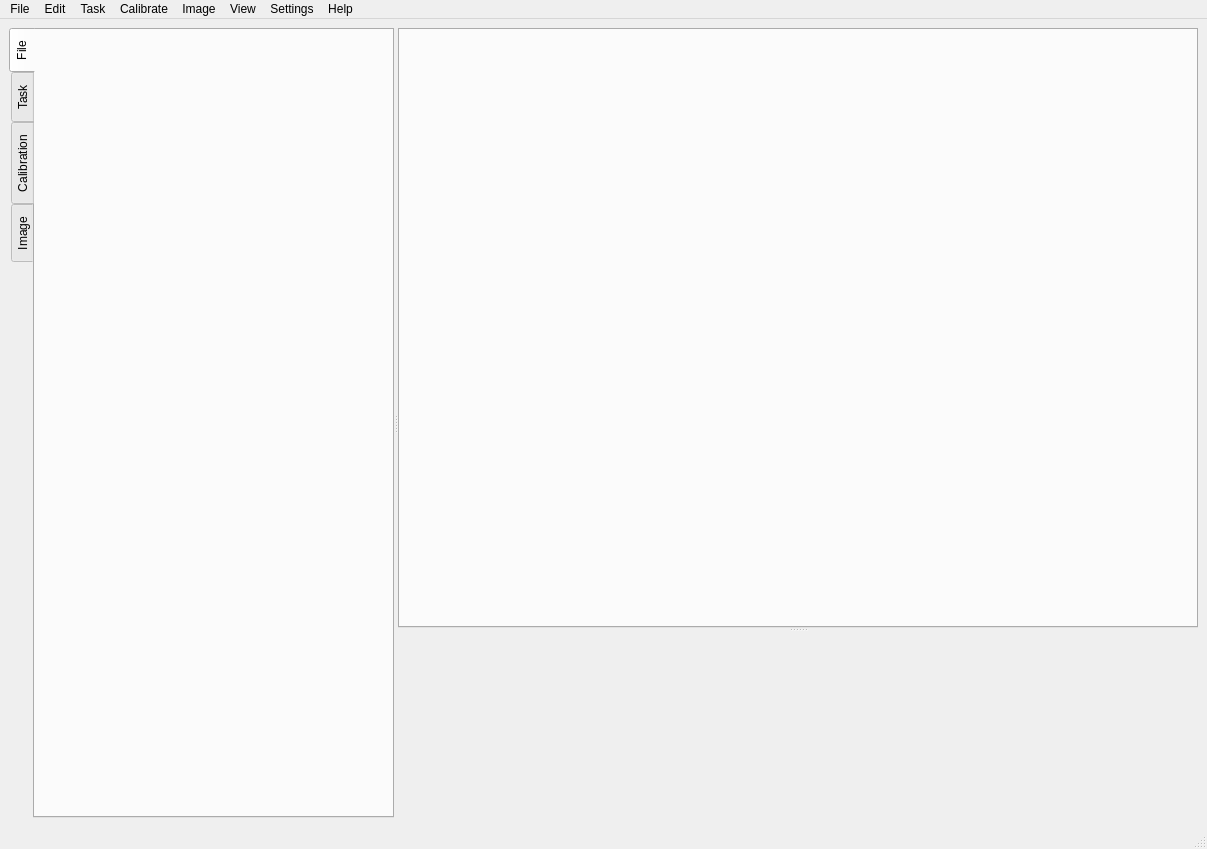
Above: ui/uiMainWindow.ui from ManifoldsHu/FourDExplorer before the change. Below: the same form after it.
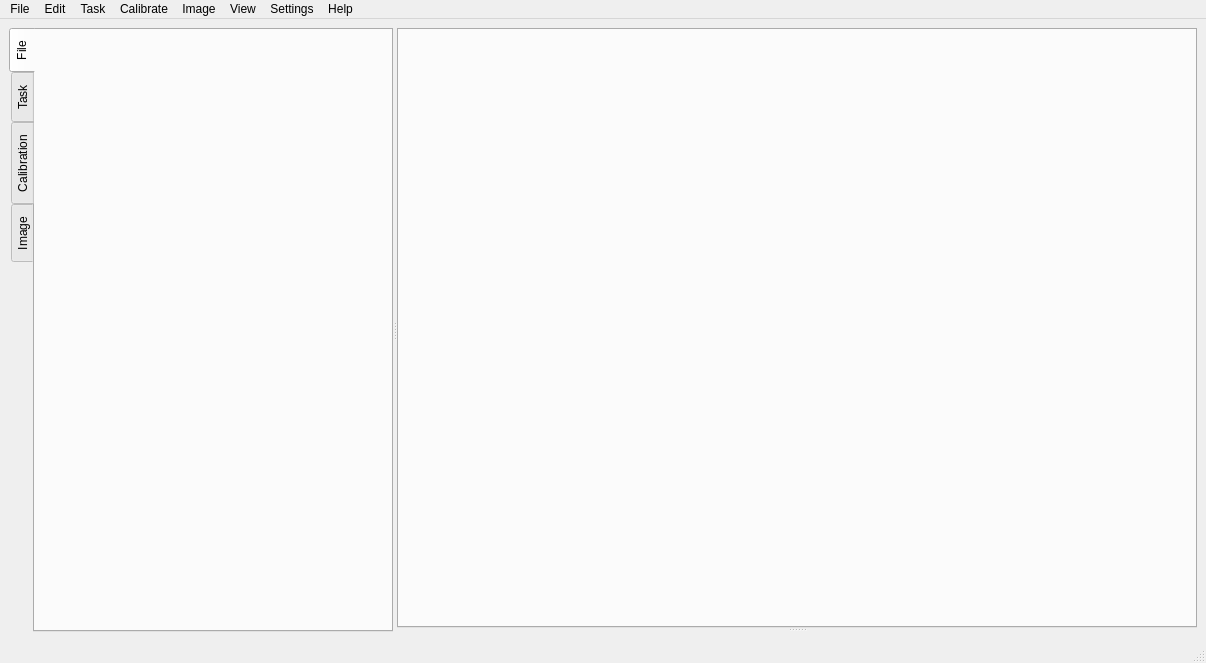
That is the form after the change. Custom widgets are drawn as their Qt base class.

Diff of the .ui file:
```diff
--- a/ui/uiMainWindow.ui
+++ b/ui/uiMainWindow.ui
@@ -7,7 +7,7 @@
     <x>0</x>
     <y>0</y>
     <width>1207</width>
-    <height>849</height>
+    <height>0</height>
    </rect>
   </property>
   <property name="windowTitle">
```
